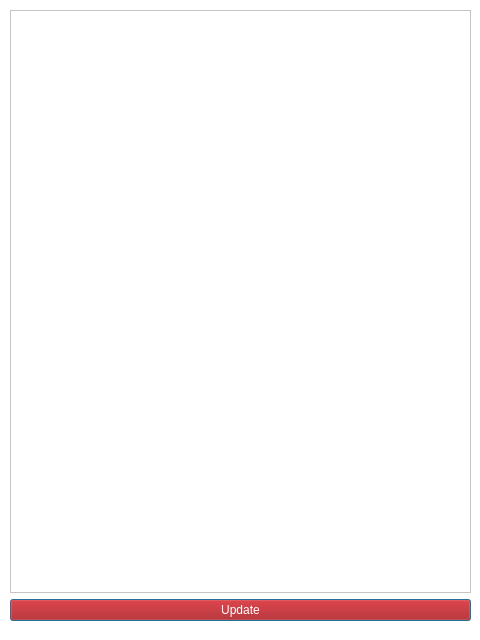
Before: the Qt Designer form buttonsWidgetsUi/lookWidgetsUi/alldrinkswidget.ui in Omazz/CoffeeMachineServer, drawn with Qt 5.
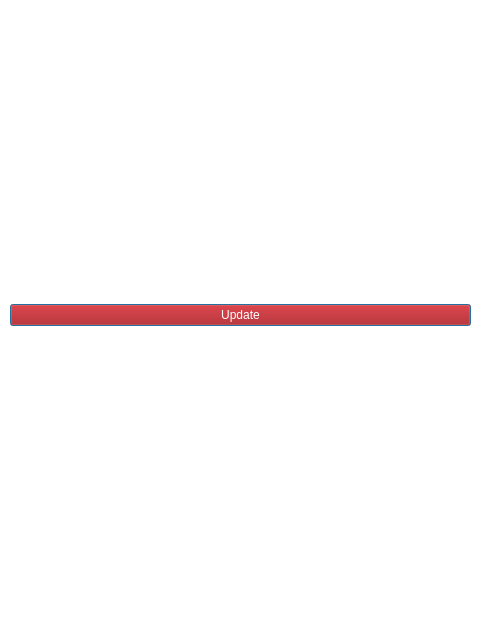
After: the same form once the commit is applied.

Commit message: final create look buttons(update)

Patch:
```diff
--- a/buttonsWidgetsUi/lookWidgetsUi/alldrinkswidget.ui
+++ b/buttonsWidgetsUi/lookWidgetsUi/alldrinkswidget.ui
@@ -16,7 +16,7 @@
   <property name="styleSheet">
    <string notr="true">background-color:white;</string>
   </property>
-  <widget class="QWidget" name="">
+  <widget class="QWidget" name="layoutWidget">
    <property name="geometry">
     <rect>
      <x>10</x>
@@ -26,9 +26,6 @@
     </rect>
    </property>
    <layout class="QVBoxLayout" name="verticalLayout">
-    <item>
-     <widget class="QTableView" name="drinksTable"/>
-    </item>
     <item>
      <widget class="QPushButton" name="updateButton">
       <property name="styleSheet">
```
The commit also changes 7 other files.
